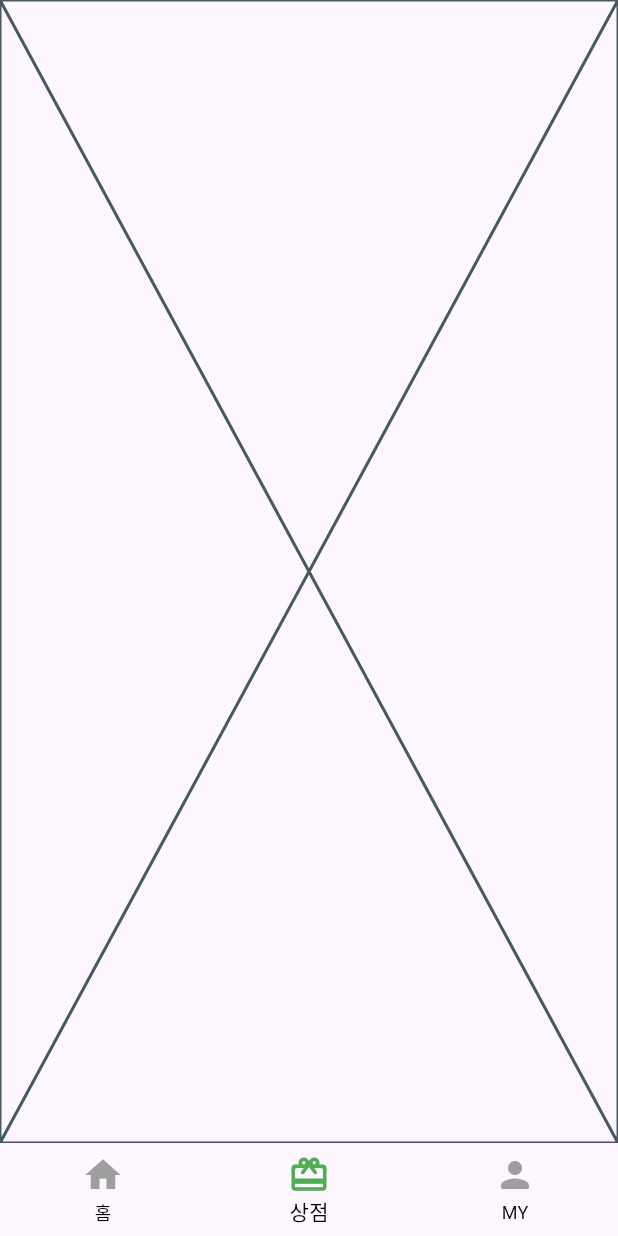
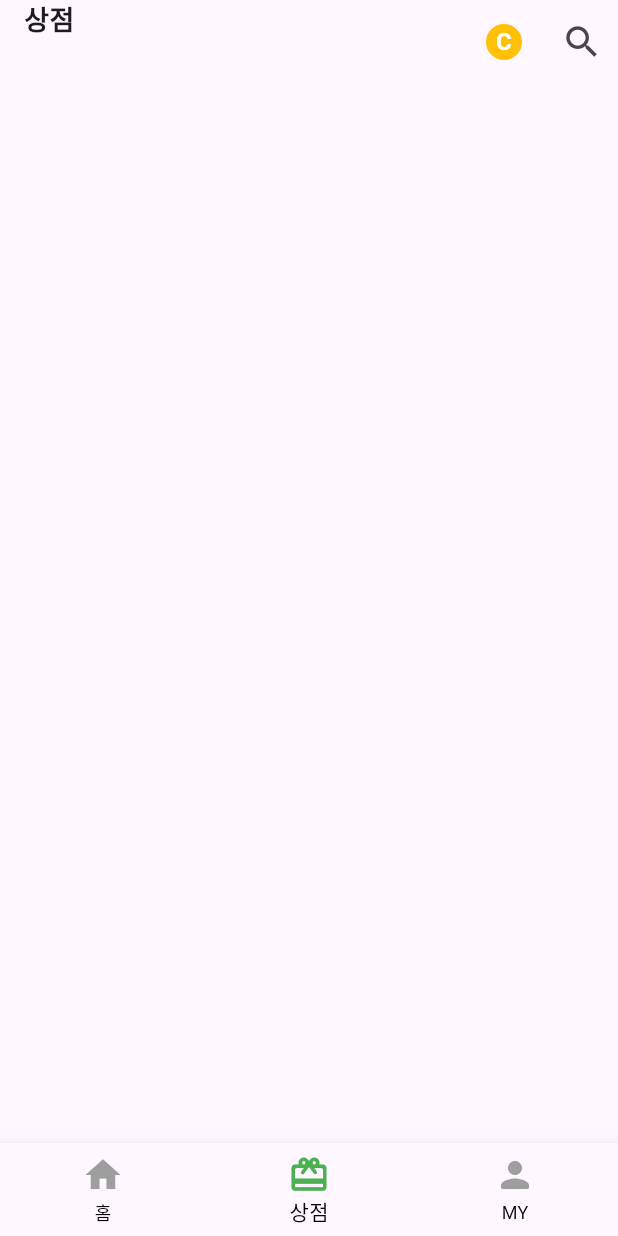
Before and after one commit to betterafter/moneycoon, a Flutter app: the screen it shows after launch, item 2 of the bottom bar chosen, on a phone screen of 412 x 824 dp. Run offline on Flutter 3.47's test engine with Material 3 defaults, Android fonts, the phone set to English and light mode, and no system bars; our stand-ins replace flutter_riverpod, get_it, riverpod_annotation; generated files the repository leaves out were written again; network calls fail.

Commit message:
[feature] icon 수정

```diff
--- a/packages/presentation/lib/common/point.widget.dart
+++ b/packages/presentation/lib/common/point.widget.dart
@@ -1,24 +1,25 @@
 import 'package:flutter/material.dart';
 
 class PointWidget extends StatelessWidget {
+  final double? size;
   final Color? borderColor;
   final Color? backgroundColor;
   final Color? textColor;
-  final double? fontSize;
 
   const PointWidget({
     super.key,
+    this.size = 16,
     this.borderColor = Colors.amber,
     this.backgroundColor = Colors.amber,
     this.textColor = Colors.white,
-    this.fontSize = 14,
   });
 
   @override
   Widget build(BuildContext context) {
     return Container(
-      width: fontSize! * 1.5,
-      height: fontSize! * 1.5,
+      width: size! * 1.5,
+      height: size! * 1.5,
+      alignment: Alignment.center,
       decoration: BoxDecoration(
         color: backgroundColor ?? Colors.grey,
         borderRadius: BorderRadius.circular(100),
@@ -29,8 +30,8 @@ class PointWidget extends StatelessWidget {
         style: TextStyle(
           color: textColor,
           fontWeight: FontWeight.bold,
-          fontSize: fontSize,
-          height: 1.2,
+          fontSize: size,
+          height: 1.0,
         ),
         textAlign: TextAlign.center,
       ),
--- a/packages/presentation/lib/page/home/widget/bottom_ranking_section_item.widget.dart
+++ b/packages/presentation/lib/page/home/widget/bottom_ranking_section_item.widget.dart
@@ -91,7 +91,7 @@ class BottomRankingSectionItemWidget extends ConsumerWidget {
                   ),
                 ),
                 const SizedBox(width: 4),
-                const PointWidget(fontSize: 8),
+                const PointWidget(size: 8),
                 const SizedBox(width: 12),
                 Icon(
                   rankerDetailClick
@@ -131,7 +131,7 @@ class BottomRankingSectionItemWidget extends ConsumerWidget {
                           ),
                         ),
                         const SizedBox(width: 4),
-                        const PointWidget(fontSize: 8),
+                        const PointWidget(size: 8),
                       ],
                     ),
                     const SizedBox(height: 12),
@@ -154,7 +154,7 @@ class BottomRankingSectionItemWidget extends ConsumerWidget {
                           ),
                         ),
                         const SizedBox(width: 4),
-                        const PointWidget(fontSize: 8),
+                        const PointWidget(size: 8),
                       ],
                     )
                   ],
--- a/packages/presentation/lib/page/store/store.page.dart
+++ b/packages/presentation/lib/page/store/store.page.dart
@@ -1,10 +1,39 @@
 import 'package:flutter/material.dart';
+import 'package:presentation/common/point.widget.dart';
 
 class StorePage extends StatelessWidget {
   const StorePage({super.key});
 
   @override
   Widget build(BuildContext context) {
-    return const Placeholder();
+    return SafeArea(
+      child: Scaffold(
+        appBar: AppBar(
+          scrolledUnderElevation: 0,
+          backgroundColor: Colors.transparent,
+          leading: Container(
+            padding: const EdgeInsets.only(left: 16),
+            child: const Text(
+              '상점',
+              style: TextStyle(
+                fontSize: 18,
+                fontWeight: FontWeight.w700,
+              ),
+            ),
+          ),
+          actions: [
+            const PointWidget(),
+            const SizedBox(width: 16),
+            IconButton(
+              onPressed: () {},
+              icon: const Icon(
+                Icons.search,
+                size: 28,
+              ),
+            ),
+          ],
+        ),
+      ),
+    );
   }
 }
```
Also changed, not shown: packages/presentation/lib/page/home/widget/top_my_section.widget.dart (+6 -3 lines).
